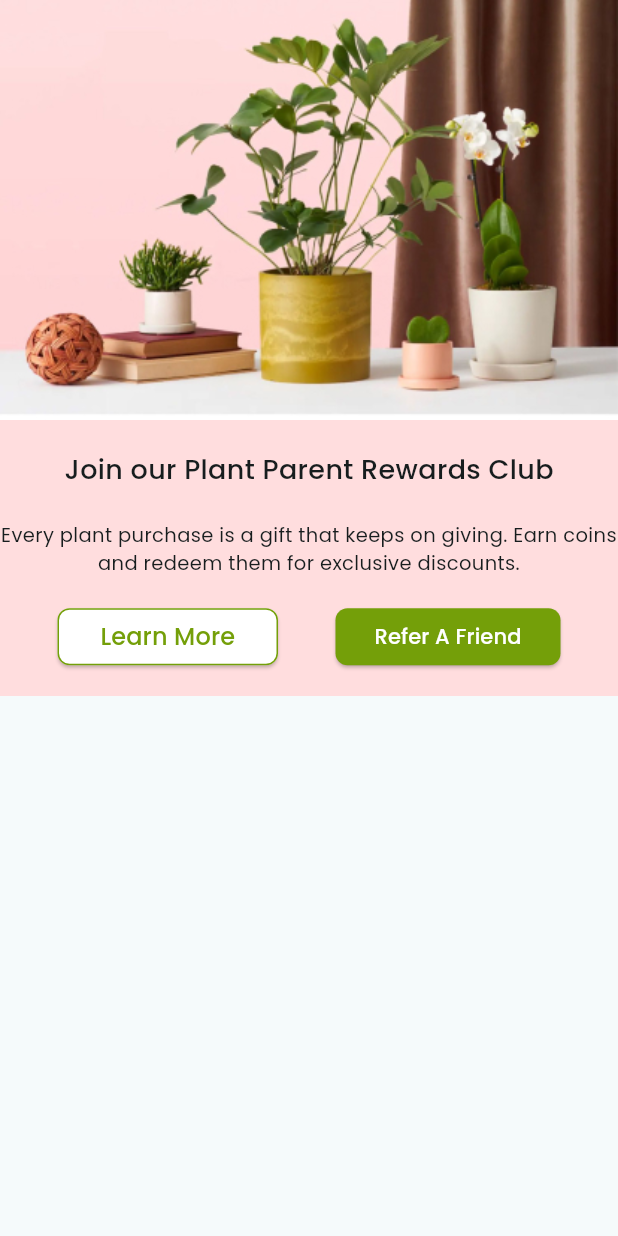
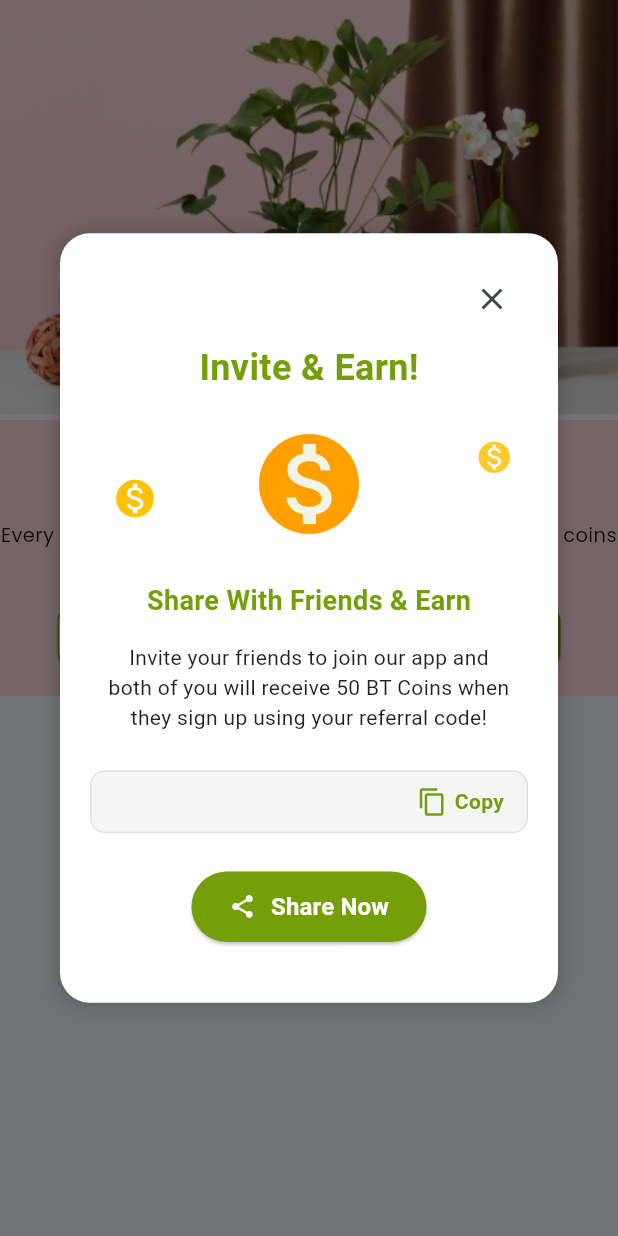
Before and after one commit to motocrossindia-dev/Biotech_Maali, a Flutter app: the ReferFriendWidget widget shown alone on an empty page, opened directly, after a tap on "Learn More", on a phone screen of 412 x 824 dp. Run offline on Flutter 3.47's test engine with Material 3 defaults, Android fonts, the phone set to English and light mode, and no system bars; our stand-ins replace cached_network_image, carousel_slider, chewie, connectivity_plus, dio, flutter_rating_bar and 14 more; missing offline and left inert: mobile_scanner, razorpay_flutter; accounts and stored records are empty; network calls fail; project files that could hold a hidden picture were left out.

Commit message:
added refer a friend learn more popup

```diff
--- a/lib/src/module/cart/cart_screen.dart
+++ b/lib/src/module/cart/cart_screen.dart
@@ -185,7 +185,9 @@ class _CartScreenState extends State<CartScreen> {
               height: 48,
               child: CustomizableBorderColoredButton(
                 title: 'CANCEL',
-                event: () => Navigator.of(context).pop(),
+                event: () {
+                  context.read<BottomNavProvider>().updateIndex(0);
+                },
               ),
             ),
             Consumer<CartProvider>(
--- a/lib/src/module/home/home_screen.dart
+++ b/lib/src/module/home/home_screen.dart
@@ -1,5 +1,7 @@
+import 'package:biotech_maali/src/module/account/refer_friend/refer_friend_provider.dart';
 import 'package:biotech_maali/src/module/home/home_shimmer.dart';
 import 'package:biotech_maali/src/module/home/widget/promotional_banner.dart';
+import 'package:biotech_maali/src/module/home/widget/referral_popup.dart';
 import 'package:shimmer/shimmer.dart';
 import '../../../import.dart';
 import 'dart:math' as math;
@@ -30,6 +32,7 @@ class _HomeScreenState extends State<HomeScreen> {
     homeProvider.fetchMainCategories();
     homeProvider.fetchBanners();
     homeProvider.validateToken(context);
+    context.read<ReferFriendProvider>().getReferralDetails();
   }
 
   void _initializeWidgets() {
@@ -170,3 +173,17 @@ class _HomeScreenState extends State<HomeScreen> {
     );
   }
 }
+
+void showReferralPopup(BuildContext context, String referralCode) {
+  showDialog(
+    context: context,
+    barrierDismissible: true,
+    builder: (BuildContext context) {
+      return ReferralPopup(
+        referralCode: referralCode,
+        rewardAmount: 50,
+        onClose: () => Navigator.of(context).pop(),
+      );
+    },
+  );
+}
--- a/lib/src/module/home/widget/refer_friend_widget.dart
+++ b/lib/src/module/home/widget/refer_friend_widget.dart
@@ -1,3 +1,4 @@
+import 'package:biotech_maali/src/module/account/refer_friend/refer_friend_provider.dart';
 import 'package:biotech_maali/src/module/account/refer_friend/refer_friend_screen.dart';
 
 import '../../../../import.dart';
@@ -50,7 +51,14 @@ class ReferFriendWidget extends StatelessWidget {
                     width: 147,
                     child: BorderColoredButton(
                       title: 'Learn More',
-                      event: () {},
+                      event: () {
+                        showReferralPopup(
+                            context,
+                            context
+                                .read<ReferFriendProvider>()
+                                .referralCode
+                                .text);
+                      },
                       height: 38,
                     ),
                   ),
--- /dev/null
+++ b/lib/src/module/home/widget/referral_popup.dart
@@ -0,0 +1,286 @@
+import 'package:flutter/material.dart';
+import 'dart:math' as math;
+import 'package:flutter/services.dart';
+import 'package:share_plus/share_plus.dart';
+
+class ReferralPopup extends StatefulWidget {
+  final Function()? onClose;
+  final String referralCode;
+  final int rewardAmount;
+
+  const ReferralPopup({
+    super.key,
+    this.onClose,
+    required this.referralCode,
+    this.rewardAmount = 200,
+  });
+
+  @override
+  State<ReferralPopup> createState() => _ReferralPopupState();
+}
+
+class _ReferralPopupState extends State<ReferralPopup>
+    with SingleTickerProviderStateMixin {
+  late AnimationController _controller;
+  late Animation<double> _scaleAnimation;
+  late Animation<double> _rotateAnimation;
+  bool _codeCopied = false;
+
+  @override
+  void initState() {
+    super.initState();
+    _controller = AnimationController(
+      duration: const Duration(milliseconds: 800),
+      vsync: this,
+    );
+
+    _scaleAnimation = Tween<double>(begin: 0.0, end: 1.0).animate(
+      CurvedAnimation(
+        parent: _controller,
+        curve: Curves.elasticOut,
+      ),
+    );
+
+    _rotateAnimation = Tween<double>(begin: 0.0, end: 0.1).animate(
+      CurvedAnimation(
+        parent: _controller,
+        curve: Curves.elasticInOut,
+      ),
+    );
+
+    _controller.forward();
+    _startCoinAnimation();
+  }
+
+  void _startCoinAnimation() {
+    Future.delayed(const Duration(milliseconds: 300), () {
+      if (mounted) {
+        _controller.repeat(reverse: true, min: 0.9, max: 1.0);
+      }
+    });
+  }
+
+  void _copyReferralCode() {
+    Clipboard.setData(ClipboardData(text: widget.referralCode));
+    setState(() {
+      _codeCopied = true;
+    });
+    ScaffoldMessenger.of(context).showSnackBar(
+      const SnackBar(
+        content: Text('Referral code copied to clipboard!'),
+        duration: Duration(seconds: 2),
+      ),
+    );
+  }
+
+  void _shareReferralCode() {
+    Share.share(
+      'Join me on our app and get ${widget.rewardAmount} BT Coins! Use my referral code ${widget.referralCode}. Download now: https://play.google.com/store/apps/details?id=com.biotechmaali.app',
+    );
+  }
+
+  @override
+  void dispose() {
+    _controller.dispose();
+    super.dispose();
+  }
+
+  @override
+  Widget build(BuildContext context) {
+    return Dialog(
+      backgroundColor: Colors.transparent,
+      elevation: 0,
+      child: AnimatedBuilder(
+        animation: _controller,
+        builder: (context, child) {
+          return Transform.scale(
+            scale: _scaleAnimation.value,
+            child: child,
+          );
+        },
+        child: Container(
+          padding: const EdgeInsets.all(20),
+          decoration: BoxDecoration(
+            color: Colors.white,
+            borderRadius: BorderRadius.circular(20),
+            boxShadow: [
+              BoxShadow(
+                color: Colors.black.withOpacity(0.2),
+                blurRadius: 10,
+                spreadRadius: 1,
+              ),
+            ],
+          ),
+          child: Column(
+            mainAxisSize: MainAxisSize.min,
+            children: [
+              Row(
+                mainAxisAlignment: MainAxisAlignment.end,
+                children: [
+                  IconButton(
+                    onPressed: widget.onClose,
+                    icon: const Icon(Icons.close),
+                    padding: EdgeInsets.zero,
+                    constraints: const BoxConstraints(),
+                  ),
+                ],
+              ),
+              const SizedBox(height: 5),
+              Text(
+                'Invite & Earn!',
+                style: TextStyle(
+                  fontSize: 24,
+                  fontWeight: FontWeight.bold,
+                  color: Theme.of(context).primaryColor,
+                ),
+              ),
+              const SizedBox(height: 20),
+              AnimatedBuilder(
+                animation: _rotateAnimation,
+                builder: (context, child) {
+                  return Transform.rotate(
+                    angle: math.sin(_controller.value * math.pi * 4) * 0.05,
+                    child: child,
+                  );
+                },
+                child: Stack(
+                  alignment: Alignment.center,
+                  children: [
+                    Container(
+                      padding: const EdgeInsets.all(30),
+                      decoration: BoxDecoration(
+                        color: Theme.of(context).primaryColor.withOpacity(0.1),
+                        shape: BoxShape.circle,
+                      ),
+                    ),
+                    Icon(
+                      Icons.monetization_on,
+                      size: 80,
+                      color: Colors.amber[700],
+                    ),
+                    Positioned(
+                      right: 10,
+                      top: 10,
+                      child: Icon(
+                        Icons.monetization_on,
+                        size: 25,
+                        color: Colors.amber[400],
+                      ),
+                    ),
+                    Positioned(
+                      left: 15,
+                      bottom: 15,
+                      child: Icon(
+                        Icons.monetization_on,
+                        size: 30,
+                        color: Colors.amber[500],
+                      ),
+                    ),
+                  ],
+                ),
+              ),
+              const SizedBox(height: 25),
+              Text(
+                'Share With Friends & Earn',
+                style: TextStyle(
+                  fontSize: 18,
+                  fontWeight: FontWeight.bold,
+                  color: Theme.of(context).primaryColor,
+                ),
+              ),
+              const SizedBox(height: 15),
+              Padding(
+                padding: const EdgeInsets.symmetric(horizontal: 10),
+                child: Text(
+                  'Invite your friends to join our app and both of you will receive ${widget.rewardAmount} BT Coins when they sign up using your referral code!',
+                  textAlign: TextAlign.center,
+                  style: const TextStyle(
+                    fontSize: 14,
+                    color: Colors.black87,
+                  ),
+                ),
+              ),
+              const SizedBox(height: 25),
+              Container(
+                padding:
+                    const EdgeInsets.symmetric(horizontal: 15, vertical: 10),
+                decoration: BoxDecoration(
+                  color: Colors.grey[100],
+                  borderRadius: BorderRadius.circular(10),
+                  border: Border.all(color: Colors.grey[300]!),
+                ),
+                child: Row(
+                  mainAxisAlignment: MainAxisAlignment.spaceBetween,
+                  children: [
+                    Text(
+                      widget.referralCode,
+                      style: const TextStyle(
+                        fontSize: 12,
+                        fontWeight: FontWeight.bold,
+                        letterSpacing: 1,
+                      ),
+                    ),
+                    InkWell(
+                      onTap: _copyReferralCode,
+                      child: Row(
+                        children: [
+                          Icon(
+                            _codeCopied ? Icons.check : Icons.copy,
+                            color: _codeCopied
+                                ? Colors.green
+                                : Theme.of(context).primaryColor,
+                            size: 20,
+                          ),
+                          const SizedBox(width: 5),
+                          Text(
+                            _codeCopied ? 'Copied' : 'Copy',
+                            style: TextStyle(
+                              color: _codeCopied
+                                  ? Colors.green
+                                  : Theme.of(context).primaryColor,
+                              fontWeight: FontWeight.bold,
+                            ),
+                          ),
+                        ],
+                      ),
+                    ),
+                  ],
+                ),
+              ),
+              const SizedBox(height: 25),
+              ElevatedButton(
+                onPressed: _shareReferralCode,
+                style: ElevatedButton.styleFrom(
+                  backgroundColor: Theme.of(context).primaryColor,
+                  shape: RoundedRectangleBorder(
+                    borderRadius: BorderRadius.circular(30),
+                  ),
+                  padding:
+                      const EdgeInsets.symmetric(horizontal: 25, vertical: 12),
+                ),
+                child: Row(
+                  mainAxisSize: MainAxisSize.min,
+                  children: const [
+                    Icon(Icons.share, color: Colors.white),
+                    SizedBox(width: 10),
+                    Text(
+                      'Share Now',
+                      style: TextStyle(
+                        fontSize: 16,
+                        color: Colors.white,
+                        fontWeight: FontWeight.bold,
+                      ),
+                    ),
+                  ],
+                ),
+              ),
+              const SizedBox(height: 20),
+            ],
+          ),
+        ),
+      ),
+    );
+  }
+}
+
+// Example usage:
```
